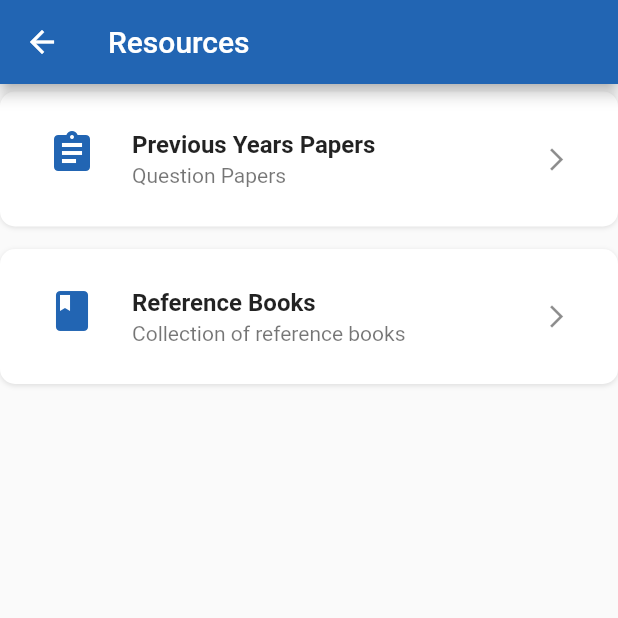
After one commit to azeez-72/BitWits, a Flutter app: the Resources_res screen opened by its route, after a tap on "Previous Years Papers", on a phone screen of 412 x 824 dp, the top half of it. The commit adds this screen. Run offline on Flutter 3.47's test engine with Material 2 defaults, Android fonts, the light colour scheme and no system bars; our stand-ins replace cloud_firestore, firebase_auth, firebase_messaging, flushbar, flutter_icons, flutter_svg and 1 more; accounts and stored records are empty; network calls fail.

Commit message:
Added resources and reduced unnecessary code

```diff
--- a/BitWits/lib/Main_Screen/Announcements/Announcements.dart
+++ b/BitWits/lib/Main_Screen/Announcements/Announcements.dart
@@ -138,6 +138,7 @@ class _AnnouncementsState extends State<Announcements> {
     for (var a in i) {
       _newString = _newString.replaceAll(a.toString(), '');
     }
+    _newString = _newString.replaceAll('.pdf', '');
     _newString = _newString.replaceAll('_', ' ');
     return _newString;
   }
--- /dev/null
+++ b/BitWits/lib/Main_Screen/menu_options/menu_items/Resources.dart
@@ -0,0 +1,53 @@
+import 'package:bitwitsapp/Utilities/constants.dart';
+import 'package:flutter/material.dart';
+import 'package:url_launcher/url_launcher.dart';
+import '../options.dart';
+
+class Resources_res extends StatefulWidget {
+  static final String id = 'resources';
+
+  @override
+  _Resource_listState createState() => _Resource_listState();
+
+}
+
+class _Resource_listState extends State<Resources_res> {
+  _launchURL(String url) async {
+    if (await canLaunch(url)) {
+      await launch(url);
+    } else {
+      throw 'Could not launch $url';
+    }
+  }
+
+  @override
+  Widget build(BuildContext context) {
+    return Scaffold(
+      appBar: AppBar(
+                leading: IconButton(icon: Icon(Icons.arrow_back), onPressed: (){
+                Navigator.pop(context);
+              }),
+            title: Text('Resources'),
+            backgroundColor: mainColor,
+      ),
+        body: SafeArea(
+            child: Column(
+            children: <Widget>[
+              OptionListTile(
+                  icon: Icon(Icons.assignment,color: mainColor,size: 32,),
+                  title: 'Previous Years Papers',
+                  subtitle: 'Question Papers',
+                  onTap: () => {_launchURL("https://drive.google.com/open?id=0Bx7IrwIRxV6xOHNqR3Rlc1EwR2M")},
+                ),
+                OptionListTile(
+                  icon: Icon(Icons.book,color: mainColor,size: 32,),
+                  title: 'Reference Books',
+                  subtitle: 'Collection of reference books',
+                  onTap: () => {_launchURL("https://drive.google.com/open?id=0Bx7IrwIRxV6xOHNqR3Rlc1EwR2M")},
+                ),
+              ],
+          ),
+        ),
+      );
+    }
+}
--- a/BitWits/lib/Main_Screen/menu_options/menu_list.dart
+++ b/BitWits/lib/Main_Screen/menu_options/menu_list.dart
@@ -8,10 +8,21 @@ import 'package:bitwitsapp/Main_Screen/menu_options/options.dart';
 import 'package:bitwitsapp/Reg&Log/SignIn.dart';
 import 'package:bitwitsapp/Utilities/UIStyles.dart';
 import 'package:flutter_icons/flutter_icons.dart';
+import 'package:url_launcher/url_launcher.dart';
+import './menu_items/Resources.dart';
+
 
 class MenuList extends StatelessWidget {
   static final String id = 'menu_list';
   final _auth = FirebaseAuth.instance;
+
+  _launchURL(String url) async {
+    if (await canLaunch(url)) {
+      await launch(url);
+    } else {
+      throw 'Could not launch $url';
+    }
+  }
 
   @override
   Widget build(BuildContext context) {
@@ -36,6 +47,15 @@ class MenuList extends StatelessWidget {
               subtitle: 'Classmates',
               onTap: () => Navigator.pushNamed(context, Students_list.id),
             ),
+
+
+            /* OptionListTile(
+              icon: Icon(Icons.assignment,color: mainColor,size: 32,),
+              title: 'Previous Years Papers',
+              subtitle: 'Question Papers',
+              onTap: () => {_launchURL("https://drive.google.com/open?id=0Bx7IrwIRxV6xOHNqR3Rlc1EwR2M")},
+            ), */
+
             // OptionListTile(
             //   icon: SvgPicture.asset('svgs/stack_of_books.svg',color: Colors.grey),
             //   title: 'Books',
@@ -48,7 +68,16 @@ class MenuList extends StatelessWidget {
               icon: Icon(Icons.phone,color: mainColor,size: 32,),
               title: 'Contact us',
               subtitle: 'Email us at appbitwits@gmail.com',
+              onTap: () => {_launchURL('mailto: appbitwits@gmail.com')}
             ),
+
+            OptionListTile(
+              icon: Icon(Icons.library_books,color: mainColor,size: 32,),
+              title: 'Resources',
+              subtitle: 'Question Papers And Reference Books',
+              onTap: () => Navigator.pushNamed(context, Resources_res.id),
+            ),
+
             SizedBox(height: 10),
             FlatButton.icon(
               onPressed: (){
--- a/BitWits/lib/main.dart
+++ b/BitWits/lib/main.dart
@@ -16,6 +16,7 @@ import 'package:provider/provider.dart';
 import 'Classroom/Data.dart';
 import 'test_queries.dart';
 import 'package:firebase_auth/firebase_auth.dart';
+import './Main_Screen/menu_options/menu_items/Resources.dart';
 
 void main() => runApp(MyApp());
 
@@ -38,6 +39,7 @@ class MyApp extends StatelessWidget {
         routes: {
           Details.id: (context) => Details(),
           Students_list.id: (context) => Students_list(),
+          Resources_res.id: (context) => Resources_res(),
           MenuList.id: (context) => MenuList(),
           Dashboard.id: (context) => Dashboard(),
           ResetPassword.id: (context) => ResetPassword(),
--- a/BitWits/pubspec.yaml
+++ b/BitWits/pubspec.yaml
@@ -27,7 +27,7 @@ dependencies:
   flushbar: ^1.10.4
   flutter_icons: ^1.1.0
   # circular_check_box: ^1.0.2
-  #clipboard_manager: ^0.0.4
+  clipboard_manager: ^0.0.4
   modal_progress_hud: ^0.1.3
   flutter_svg: ^0.17.4
   url_launcher: ^5.4.11
```
Also changed, not shown: BitWits/lib/Main_Screen/Assignments/Assignments.dart (+6 -6 lines), BitWits/pubspec.lock.
